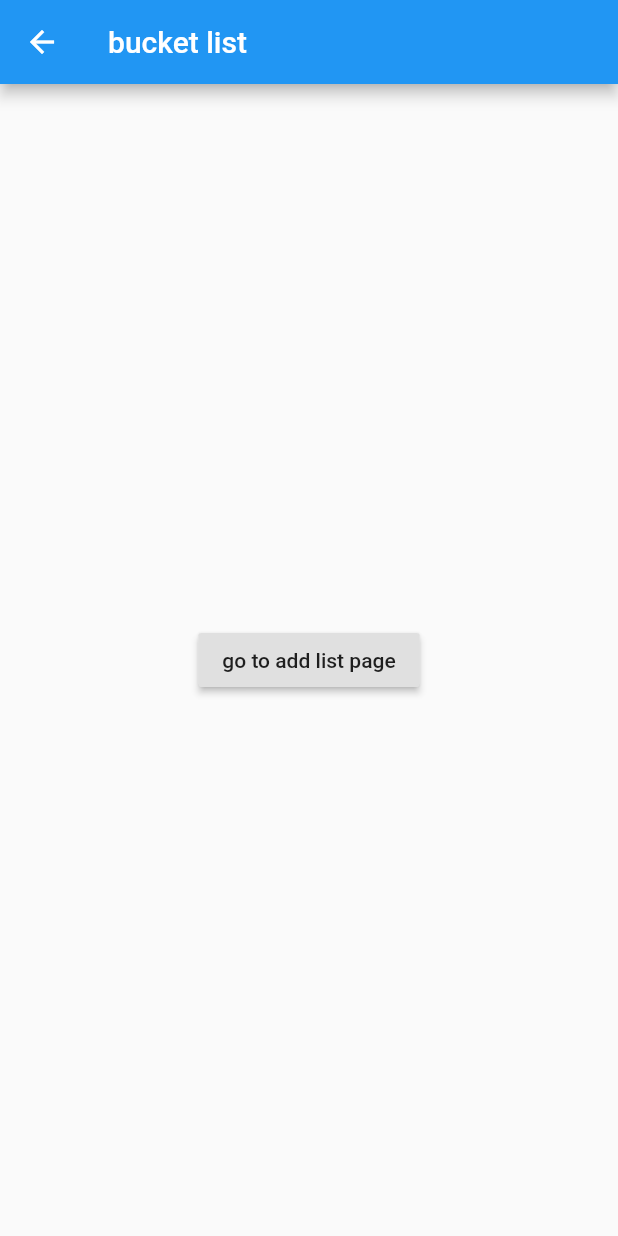
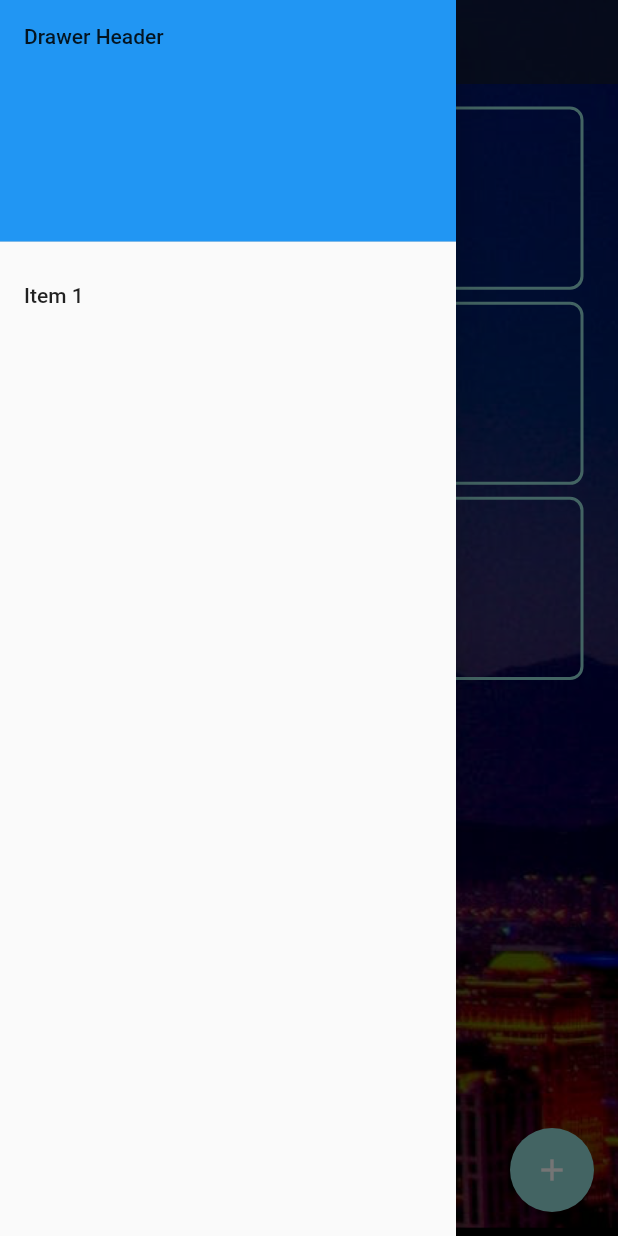
Before and after one commit to QuiverYang/BucketList, a Flutter app: the BucketListScreen screen opened by its route, with the side drawer open (before the commit the screen has no drawer), on a phone screen of 412 x 824 dp. Run offline on Flutter 3.47's test engine with Material 2 defaults, Android fonts, the phone set to English and light mode, and no system bars.

Commit message:
Add - Bucket List (WIP)

```diff
--- a/lib/screen/bucket_list_screen.dart
+++ b/lib/screen/bucket_list_screen.dart
@@ -1,8 +1,14 @@
 import 'package:flutter/material.dart';
+
+import '../utilities/constant.dart';
+import '../utilities/constant.dart';
+import 'component/panel_widget.dart';
+import 'component/util_widget.dart';
 
 class BucketListScreen extends StatefulWidget {
   BucketListScreen({Key key, this.title}) : super(key: key);
   final String title;
+
   @override
   _BucketListScreenState createState() => _BucketListScreenState();
 }
@@ -10,15 +16,89 @@ class BucketListScreen extends StatefulWidget {
 class _BucketListScreenState extends State<BucketListScreen> {
   @override
   Widget build(BuildContext context) {
+    final panelWidth = MediaQuery.of(context).size.width - 48;
     return Scaffold(
-      appBar: AppBar(title: Text("${widget.title ?? 'bucket list'}")),
-      body: Center(
-        child: RaisedButton(
-          child: Text('go to add list page'),
+      extendBodyBehindAppBar: true,
+      appBar: DragoonAppBar(
+        title: "Admin Quest",
+        leadingWidget: _leadingButton(),
+      ),
+      backgroundColor: Colors.black,
+      drawer: _drawer(),
+      floatingActionButton: _fab(),
+      body: Stack(
+        children: [
+          DragoonAppBg(),
+          Container(
+            margin: EdgeInsets.only(top: 16),
+            child: ListView.separated(
+
+                itemCount: 3,
+                separatorBuilder: (BuildContext context, int index) {
+                  return SizedBox(
+                    height: 10,
+                  );
+                },
+                itemBuilder: (BuildContext context, int index) {
+                  return Center(
+                    child: PanelWidget(
+                      panelSize: Size(panelWidth, panelWidth * 0.33),
+                      title: "Profile",
+                      titleTextSize: 14,
+                      panelColor: kThemeColor,
+                      panelTitleColor: Colors.black,
+                      contentWidget: Text("AAAAA"),
+                    ),
+                  );
+                }),
+          ),
+        ],
+      ),
+    );
+  }
+
+  Widget _leadingButton() {
+    return Builder(
+      builder: (BuildContext context) {
+        return IconButton(
+          icon: const Icon(Icons.menu),
           onPressed: () {
-            Navigator.pushNamed(context, '/addList');
+            Scaffold.of(context).openDrawer();
           },
-        ),
+          tooltip: MaterialLocalizations.of(context).openAppDrawerTooltip,
+        );
+      },
+    );
+  }
+
+  Widget _fab() {
+    return FloatingActionButton(
+      onPressed: () {
+        Navigator.pushNamed(context, '/addList');
+      },
+      child: Icon(Icons.add),
+      backgroundColor: kThemeColor,
+    );
+  }
+
+  Widget _drawer() {
+    return Drawer(
+      child: ListView(
+        padding: EdgeInsets.zero,
+        children: <Widget>[
+          DrawerHeader(
+            child: Text('Drawer Header'),
+            decoration: BoxDecoration(
+              color: Colors.blue,
+            ),
+          ),
+          ListTile(
+            title: Text('Item 1'),
+            onTap: () {
+              // TODO
+            },
+          ),
+        ],
       ),
     );
   }
--- /dev/null
+++ b/lib/screen/component/util_widget.dart
@@ -0,0 +1,33 @@
+import 'package:flutter/material.dart';
+
+import '../../utilities/constant.dart';
+
+class DragoonAppBar extends AppBar {
+  DragoonAppBar({Key key, String title, Widget leadingWidget})
+      : super(
+          key: key,
+          iconTheme: IconThemeData(
+            color: kThemeColor, //change your color here
+          ),
+          title: Text(
+            title,
+            style: TextStyle(color: kThemeColor),
+          ),
+          elevation: 0,
+          backgroundColor: Color.fromARGB(160, 22, 29, 32),
+          leading: leadingWidget,
+        );
+}
+
+
+class DragoonAppBg extends StatelessWidget {
+  @override
+  Widget build(BuildContext context) {
+    return Image.asset(
+      "images/appBg@3x.png",
+      fit: BoxFit.cover,
+      height: double.infinity,
+      width: double.infinity,
+    );
+  }
+}
```
